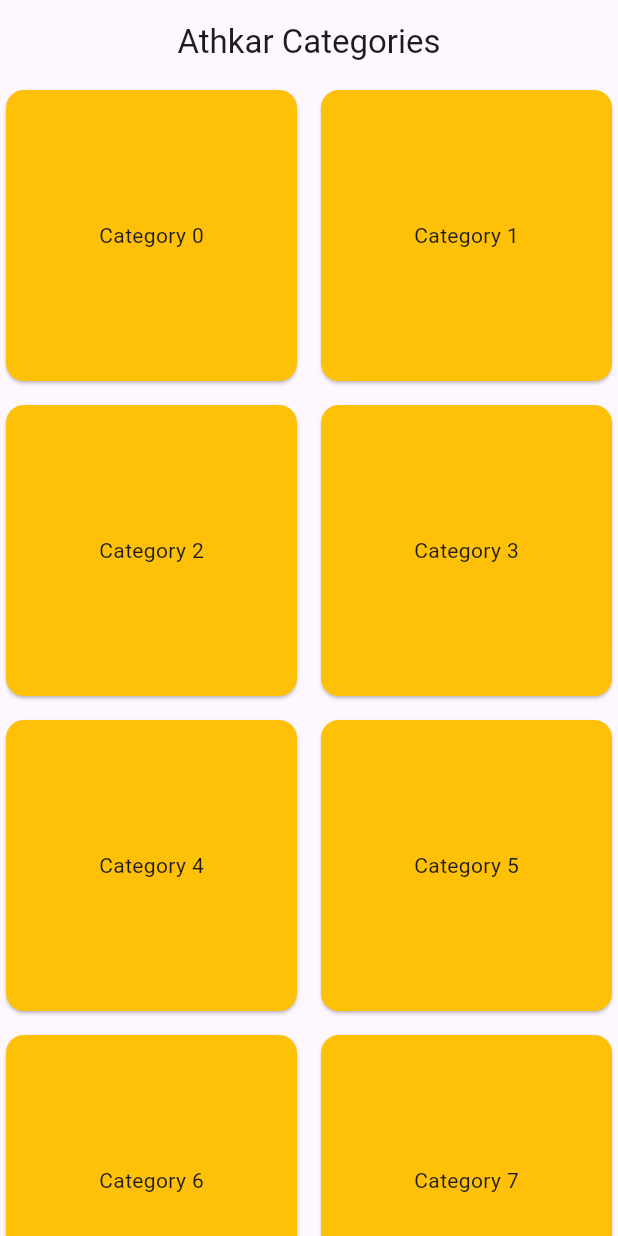
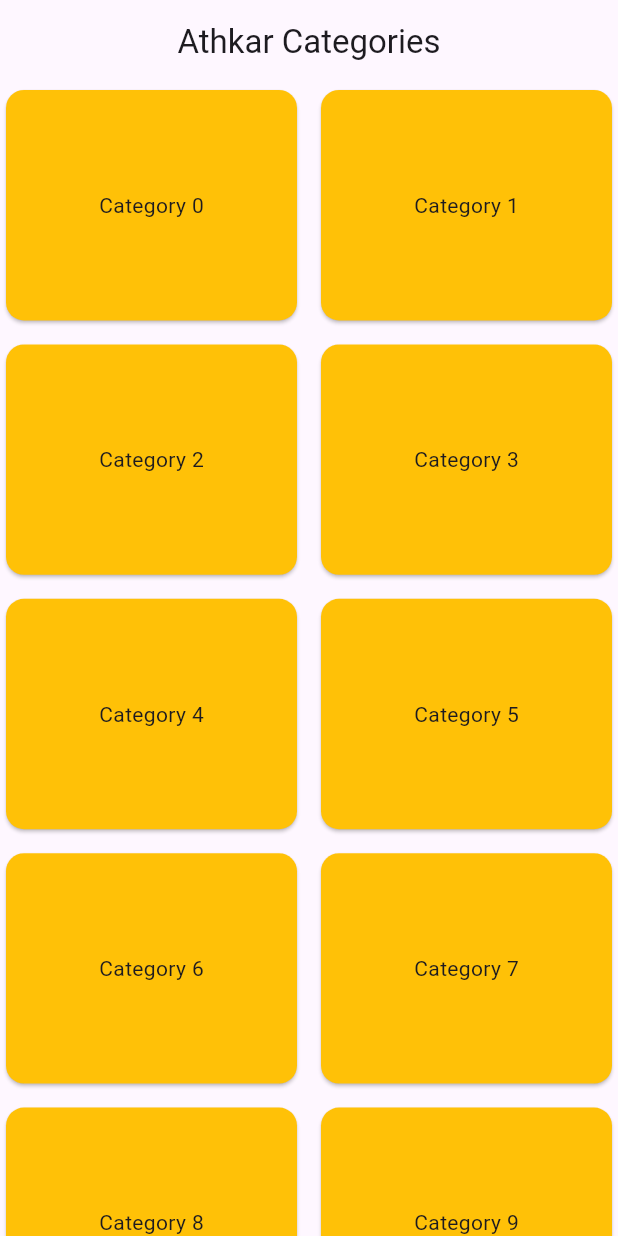
Before and after one commit to MoayadBatwa/muslim_app, a Flutter app: the screen it shows after launch, on a phone screen of 412 x 824 dp. Run offline on Flutter 3.47's test engine with Material 3 defaults, Android fonts, the phone set to English and light mode, and no system bars; our stand-ins replace bloc, flutter_bloc.

Commit message:
GridView.builder card aspectRatio

```diff
--- a/lib/screens/categoriesScreen/category_screen.dart
+++ b/lib/screens/categoriesScreen/category_screen.dart
@@ -14,18 +14,14 @@ class CategoryScreen extends StatelessWidget {
               itemCount: 10,
               gridDelegate: SliverGridDelegateWithFixedCrossAxisCount(
                 crossAxisCount: 2,
-                childAspectRatio: 1,
+                childAspectRatio: 1/ 0.8,
                 crossAxisSpacing: 8,
                 mainAxisSpacing: 8,
               ),
               itemBuilder: (context, index){
-                return SizedBox(
-                  width: 100,
-                  height: 100,
-                  child: Card(
-                    color: Colors.amber,
-                    child: Center(child: Text("Category $index")),
-                  ),
+                return Card(
+                  color: Colors.amber,
+                  child: Center(child: Text("Category $index")),
                 );
               },
             ),
```
